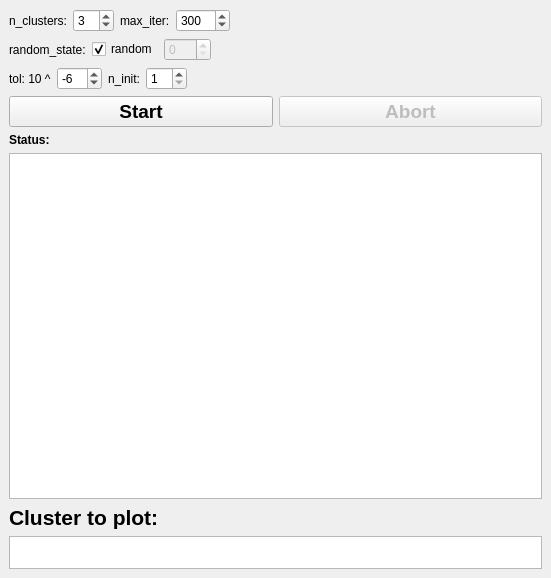
First picture: the form in plotting/modules/kshape/control_widget.ui, repository kushalkolar/MESmerize, before the edit.
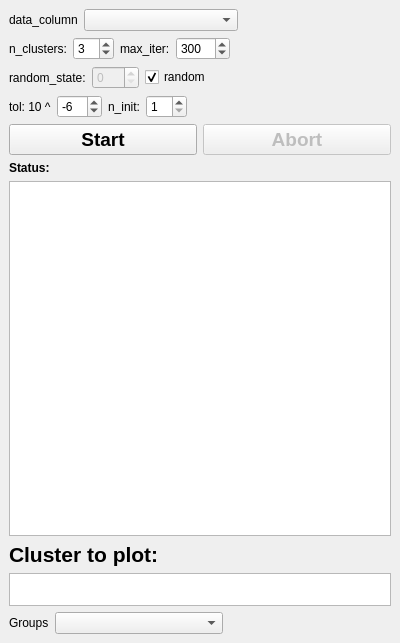
Second picture: the form after the edit.

Patch:
```diff
--- a/plotting/modules/kshape/control_widget.ui
+++ b/plotting/modules/kshape/control_widget.ui
@@ -6,8 +6,8 @@
    <rect>
     <x>0</x>
     <y>0</y>
-    <width>551</width>
-    <height>578</height>
+    <width>400</width>
+    <height>643</height>
    </rect>
   </property>
   <property name="windowTitle">
@@ -15,6 +15,40 @@
   </property>
   <widget class="QWidget" name="dockWidgetContents">
    <layout class="QVBoxLayout" name="verticalLayout">
+    <item>
+     <layout class="QHBoxLayout" name="horizontalLayout_12">
+      <item>
+       <widget class="QLabel" name="label_8">
+        <property name="text">
+         <string>data_column</string>
+        </property>
+       </widget>
+      </item>
+      <item>
+       <widget class="QComboBox" name="comboBoxDataColumn">
+        <property name="sizePolicy">
+         <sizepolicy hsizetype="Expanding" vsizetype="Fixed">
+          <horstretch>0</horstretch>
+          <verstretch>0</verstretch>
+         </sizepolicy>
+        </property>
+       </widget>
+      </item>
+      <item>
+       <spacer name="horizontalSpacer_4">
+        <property name="orientation">
+         <enum>Qt::Horizontal</enum>
+        </property>
+        <property name="sizeHint" stdset="0">
+         <size>
+          <width>40</width>
+          <height>20</height>
+         </size>
+        </property>
+       </spacer>
+      </item>
+     </layout>
+    </item>
     <item>
      <layout class="QHBoxLayout" name="horizontalLayout_9">
       <item>
@@ -92,16 +126,6 @@
           </property>
          </widget>
         </item>
-        <item>
-         <widget class="QCheckBox" name="checkBoxRandom">
-          <property name="text">
-           <string>random</string>
-          </property>
-          <property name="checked">
-           <bool>true</bool>
-          </property>
-         </widget>
-        </item>
         <item>
          <widget class="QSpinBox" name="spinBoxRandom">
           <property name="enabled">
@@ -112,6 +136,16 @@
           </property>
          </widget>
         </item>
+        <item>
+         <widget class="QCheckBox" name="checkBoxRandom">
+          <property name="text">
+           <string>random</string>
+          </property>
+          <property name="checked">
+           <bool>true</bool>
+          </property>
+         </widget>
+        </item>
        </layout>
       </item>
       <item>
@@ -302,6 +336,40 @@
       </property>
      </widget>
     </item>
+    <item>
+     <layout class="QHBoxLayout" name="horizontalLayout_13">
+      <item>
+       <widget class="QLabel" name="label_9">
+        <property name="text">
+         <string>Groups</string>
+        </property>
+       </widget>
+      </item>
+      <item>
+       <widget class="QComboBox" name="comboBoxGroups">
+        <property name="sizePolicy">
+         <sizepolicy hsizetype="Expanding" vsizetype="Fixed">
+          <horstretch>0</horstretch>
+          <verstretch>0</verstretch>
+         </sizepolicy>
+        </property>
+       </widget>
+      </item>
+      <item>
+       <spacer name="horizontalSpacer_5">
+        <property name="orientation">
+         <enum>Qt::Horizontal</enum>
+        </property>
+        <property name="sizeHint" stdset="0">
+         <size>
+          <width>40</width>
+          <height>20</height>
+         </size>
+        </property>
+       </spacer>
+      </item>
+     </layout>
+    </item>
    </layout>
   </widget>
  </widget>
```
